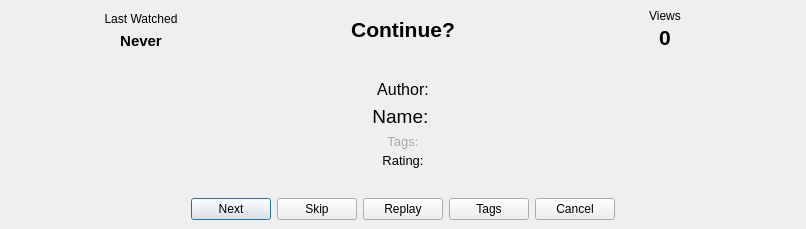
Qt form MediaManager/src/QtClasses/UI/Form Files/finishDialog.ui (PaunescuAndrei/MediaManager) before a commit.
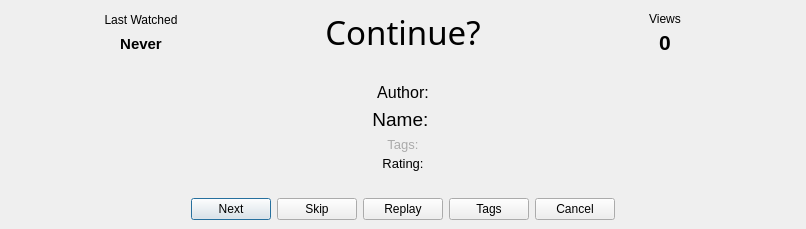
The same form after that commit. Custom widgets are drawn as their Qt base class.

What changed in the file:
```diff
--- a/MediaManager/src/QtClasses/UI/Form Files/finishDialog.ui
+++ b/MediaManager/src/QtClasses/UI/Form Files/finishDialog.ui
@@ -69,11 +69,6 @@
           </property>
           <item>
            <widget class="QLabel" name="lastWatchedLabel">
-            <property name="styleSheet">
-             <string notr="true">QLabel {
-    text-shadow: 1px 1px 2px rgba(0, 0, 0, 0.8);
-}</string>
-            </property>
             <property name="text">
              <string>Last Watched</string>
             </property>
@@ -90,11 +85,6 @@
               <bold>true</bold>
              </font>
             </property>
-            <property name="styleSheet">
-             <string notr="true">QLabel {
-    text-shadow: 2px 2px 4px rgba(0, 0, 0, 0.8);
-}</string>
-            </property>
             <property name="text">
              <string>Never</string>
             </property>
@@ -112,18 +102,14 @@
          <widget class="QLabel" name="mainmsg">
           <property name="font">
            <font>
-            <pointsize>16</pointsize>
+            <family>Euphorigenic</family>
+            <pointsize>25</pointsize>
             <italic>false</italic>
-            <bold>true</bold>
+            <bold>false</bold>
             <underline>false</underline>
             <strikeout>false</strikeout>
            </font>
           </property>
-          <property name="styleSheet">
-           <string notr="true">QLabel {
-    text-shadow: 3px 3px 6px rgba(0, 0, 0, 0.9);
-}</string>
-          </property>
           <property name="text">
            <string>Continue?</string>
           </property>
@@ -139,11 +125,6 @@
           </property>
           <item>
            <widget class="QLabel" name="viewsLabel">
-            <property name="styleSheet">
-             <string notr="true">QLabel {
-    text-shadow: 1px 1px 2px rgba(0, 0, 0, 0.8);
-}</string>
-            </property>
             <property name="text">
              <string>Views</string>
             </property>
@@ -160,11 +141,6 @@
               <bold>true</bold>
              </font>
             </property>
-            <property name="styleSheet">
-             <string notr="true">QLabel {
-    text-shadow: 2px 2px 4px rgba(0, 0, 0, 0.8);
-}</string>
-            </property>
             <property name="text">
              <string>0</string>
             </property>
@@ -283,11 +259,6 @@
                    <pointsize>12</pointsize>
                   </font>
                  </property>
-                 <property name="styleSheet">
-                  <string notr="true">QLabel {
-    text-shadow: 1px 1px 2px rgba(0, 0, 0, 0.7);
-}</string>
-                 </property>
                  <property name="text">
                   <string>Author:</string>
                  </property>
```
